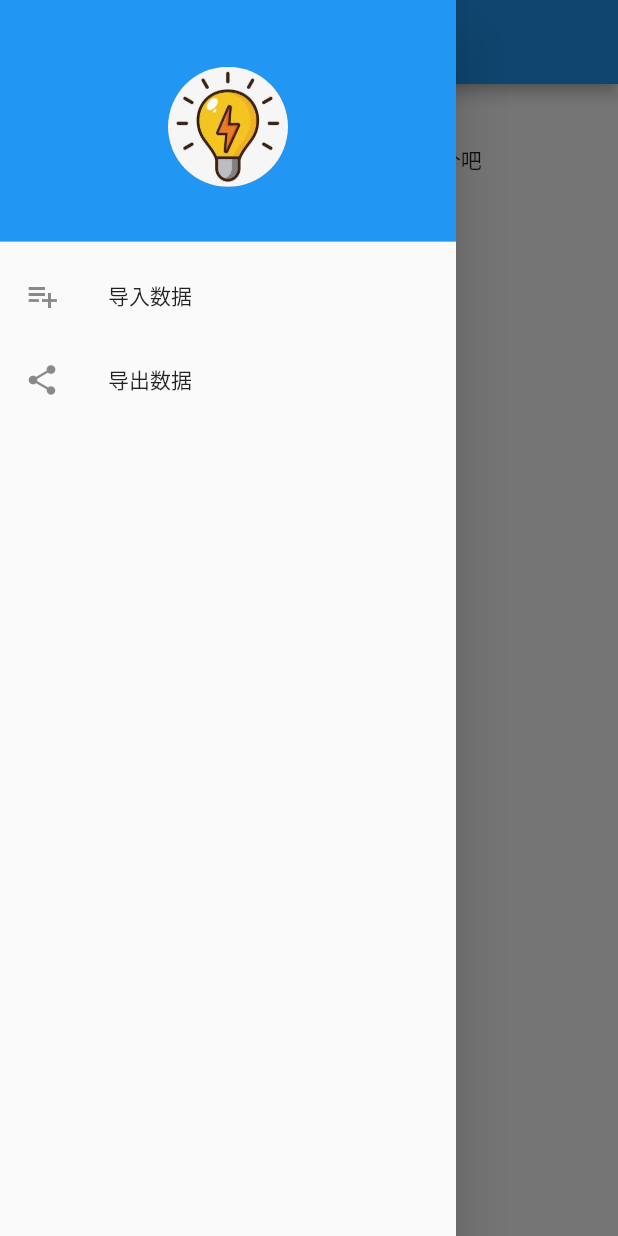
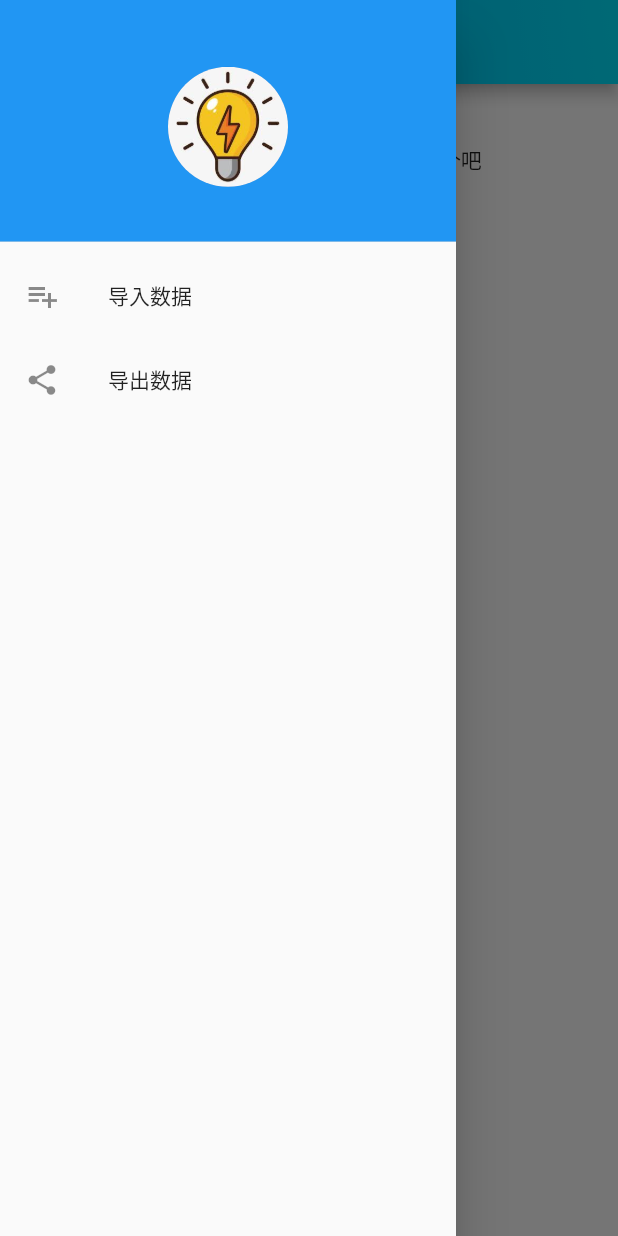
Before and after one commit to FirstJavaMaster/my_password_flutter, a Flutter app: the screen it shows after launch, in the side drawer, after a tap on the "add" icon, on a phone screen of 412 x 824 dp. Run offline on Flutter 3.47's test engine with Material 2 defaults, Android fonts, the phone set to English and light mode, and no system bars; drawn by our look-alikes of scrollable_positioned_list; our stand-ins replace file_picker, floor, fluttertoast, share_plus, sqflite; missing offline and left inert: lpinyin; accounts and stored records are empty; generated files the repository leaves out were written again.

Commit message:
实现沉浸式状态栏+状态栏渐变色;

```diff
--- a/lib/main.dart
+++ b/lib/main.dart
@@ -1,7 +1,20 @@
+import 'dart:io';
+
 import 'package:flutter/material.dart';
+import 'package:flutter/services.dart';
 import 'package:my_password_flutter/page/account/account_list.dart';
 
-void main() => runApp(new MyApp());
+void main() {
+  runApp(new MyApp());
+
+  // 沉浸式状态栏
+  if (Platform.isAndroid) {
+    var systemUiOverlayStyle = SystemUiOverlayStyle(
+      statusBarColor: Colors.transparent,
+    );
+    SystemChrome.setSystemUIOverlayStyle(systemUiOverlayStyle);
+  }
+}
 
 class MyApp extends StatelessWidget {
   @override
--- a/lib/page/account/account.dart
+++ b/lib/page/account/account.dart
@@ -3,6 +3,7 @@ import 'package:my_password_flutter/dbconfig/database_utils.dart';
 import 'package:my_password_flutter/page/account/base_info.dart';
 import 'package:my_password_flutter/page/account/old_password_list.dart';
 import 'package:my_password_flutter/page/account/binding_list.dart';
+import 'package:my_password_flutter/page/components/gradient_bar.dart';
 
 class AccountPage extends StatefulWidget {
   int id = 0;
@@ -39,6 +40,7 @@ class AccountPageState extends State<AccountPage> {
       child: Scaffold(
         appBar: AppBar(
           title: Text(id == 0 ? '创建账号' : '账号详情'),
+          flexibleSpace: GradientBar.gradientBar,
           bottom: TabBar(
             tabs: [
               Tab(text: '基本信息'),
--- a/lib/page/account/account_list.dart
+++ b/lib/page/account/account_list.dart
@@ -6,6 +6,7 @@ import 'package:my_password_flutter/dbconfig/database_utils.dart';
 import 'package:my_password_flutter/entity/account.dart';
 import 'package:my_password_flutter/page/account/account.dart';
 import 'package:my_password_flutter/page/account/main_drawer.dart';
+import 'package:my_password_flutter/page/components/gradient_bar.dart';
 import 'package:my_password_flutter/utils/constants.dart';
 import 'package:scrollable_positioned_list/scrollable_positioned_list.dart';
 
@@ -37,6 +38,7 @@ class AccountListPageState extends State<AccountListPage> {
     return new Scaffold(
       appBar: new AppBar(
         title: new Text('My Password'),
+        flexibleSpace: GradientBar.gradientBar,
       ),
       drawer: MainDrawer((dataChanged) => _getAccountList()),
       floatingActionButtonLocation: FloatingActionButtonLocation.centerFloat,
--- /dev/null
+++ b/lib/page/components/gradient_bar.dart
@@ -0,0 +1,17 @@
+import 'package:flutter/material.dart';
+
+class GradientBar {
+  static Widget gradientBar = _getGradientBar();
+
+  static Widget _getGradientBar() {
+    return Container(
+      decoration: BoxDecoration(
+        gradient: LinearGradient(
+          colors: [Colors.lightBlue, Colors.cyanAccent.shade400],
+          begin: Alignment.bottomLeft,
+          end: Alignment.topRight,
+        ),
+      ),
+    );
+  }
+}
```
